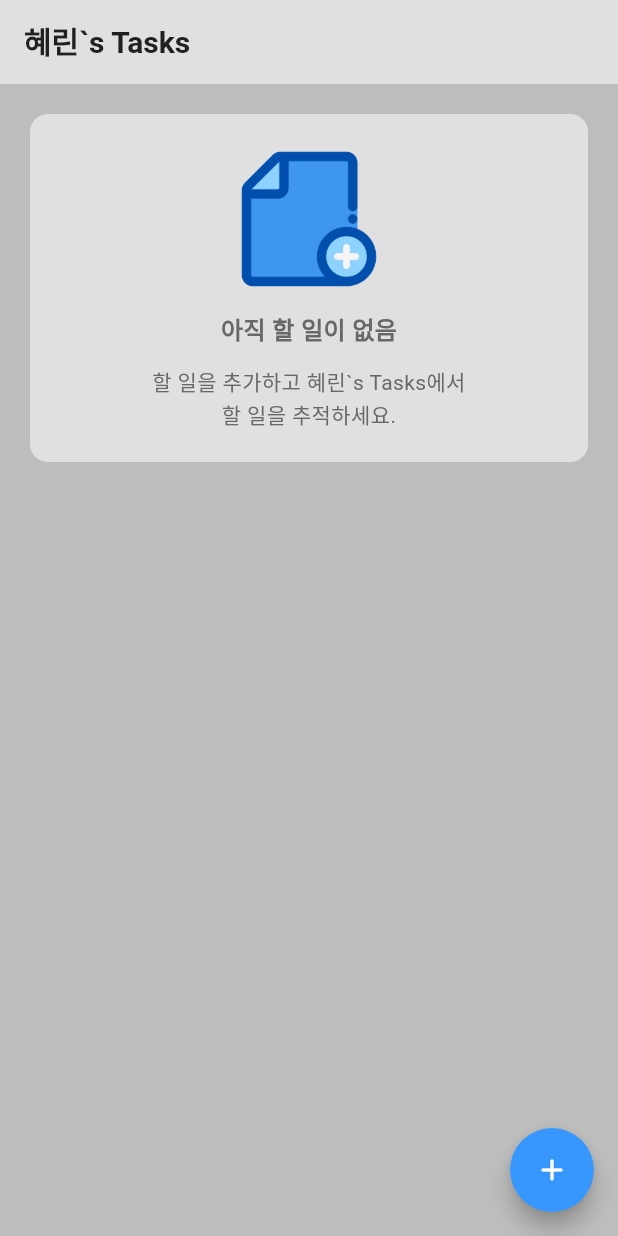
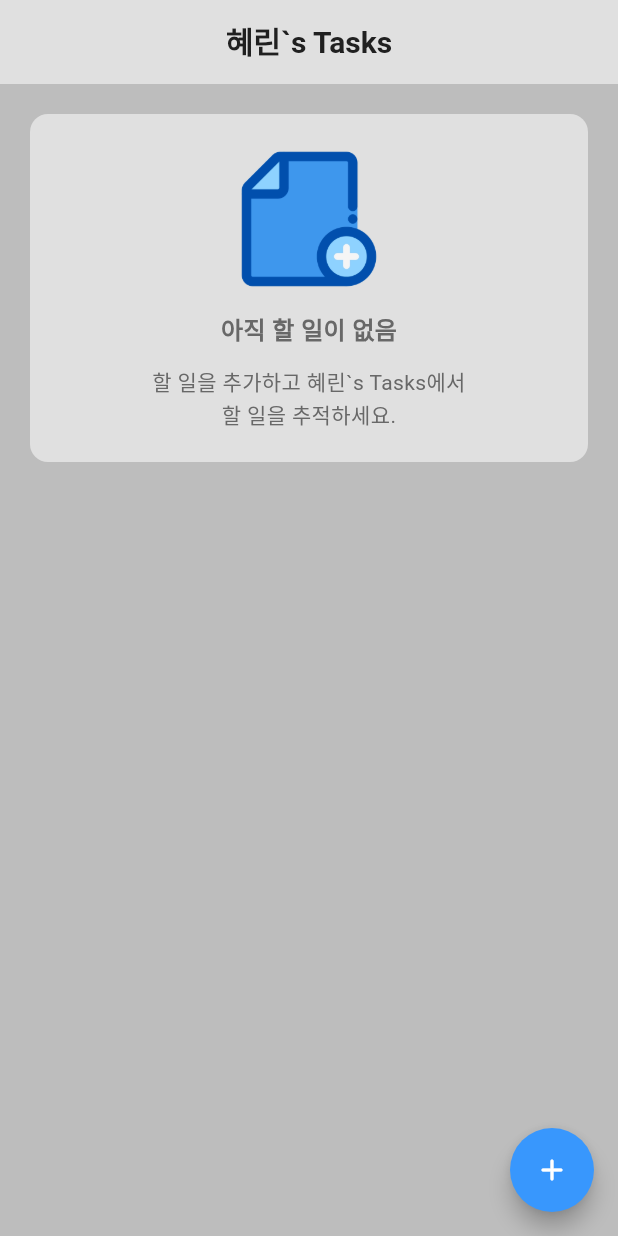
Before and after one commit to Hailey-crypto/assignment5, a Flutter app: the screen it shows after launch, on a phone screen of 412 x 824 dp. Run offline on Flutter 3.47's test engine with Material 3 defaults, Android fonts, the phone set to English and light mode, and no system bars; our stand-ins replace cloud_firestore, firebase_core, flutter_hooks, flutter_riverpod, freezed_annotation, go_router and 1 more; missing offline and left inert: tap_debouncer; accounts and stored records are empty.

Commit message:
design: UI 개선 및 반응형 UI 구현 (모바일 가로/세로 모드에 따라 여백 변경하여, dynamic island 등으로 인해 화면 요소가 가려지지 않도록 함)

```diff
--- a/lib/ui/view/home/add_todo_dialog.dart
+++ b/lib/ui/view/home/add_todo_dialog.dart
@@ -79,6 +79,7 @@ class AddTodoDialog extends HookConsumerWidget {
           TextField(
             controller: titController,
             autofocus: true,
+            cursorColor: fxc(context).brandColor,
             decoration: InputDecoration(
               focusedBorder: UnderlineInputBorder(
                 borderSide: BorderSide(
@@ -97,6 +98,7 @@ class AddTodoDialog extends HookConsumerWidget {
               controller: desController,
               style: TextStyle(fontSize: 14),
               maxLines: 5,
+              cursorColor: fxc(context).brandColor,
               decoration: InputDecoration(
                 focusedBorder: UnderlineInputBorder(
                   borderSide: BorderSide(
--- a/lib/ui/view/home/home_page.dart
+++ b/lib/ui/view/home/home_page.dart
@@ -24,6 +24,7 @@ class HomePage extends ConsumerWidget {
       appBar: AppBar(
         backgroundColor: vrc(context).background200,
         scrolledUnderElevation: 0,
+        centerTitle: true,
         title: Text(
           title,
           style: TextStyle(
@@ -53,11 +54,10 @@ class HomePage extends ConsumerWidget {
           child: todos.isEmpty
               ? NoTodo(title: title) // 할 일 있을 때 화면
               : Container(
-                  padding: const EdgeInsets.symmetric(
-                    vertical: 8,
-                    horizontal: 12,
-                  ),
-                  child: ListView.builder(
+                  padding: const EdgeInsets.all(12),
+                  child: ListView.separated(
+                    separatorBuilder: (BuildContext context, int index) =>
+                        SizedBox(height: 16),
                     itemCount: todos.length,
                     itemBuilder: (context, index) =>
                         TodoView(todo: todos[index]), // 할 일 없을 때 화면
--- a/pubspec.yaml
+++ b/pubspec.yaml
@@ -39,9 +39,6 @@ dependencies:
   json_annotation: ^4.9.0
   riverpod_annotation: ^3.0.3
   flutter_riverpod: ^3.0.3
-  geolocator: ^14.0.2
-  dio: ^5.9.0
-  http: ^1.6.0
   build_runner: ^2.7.1
   build: ^3.1.0
   go_router: ^17.0.0
```
Also changed, not shown: lib/ui/view/home/todo_view.dart (+7 -2 lines), lib/ui/view/todo_detail/todo_detail_page.dart (+10 -2 lines), pubspec.lock, 3 other files.
